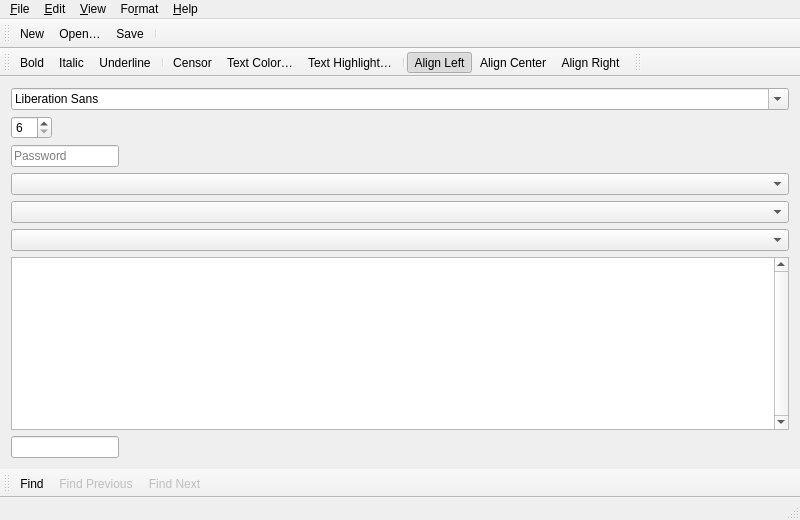
This is qrypted/mainwindow.ui in wahsot/qrypted as Qt 5 draws it before an edit. The edited form follows.
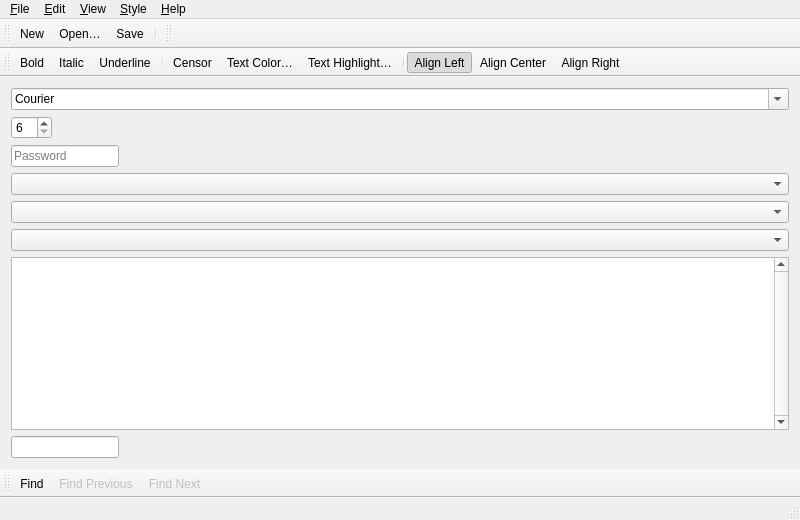
This is the edited form. Icons and pictures are not drawn.

Commit message: Change term ‘Format’ → ‘Style’ Translated Deutch, Français & Españyol

```diff
--- a/qrypted/mainwindow.ui
+++ b/qrypted/mainwindow.ui
@@ -17,7 +17,11 @@
   <widget class="QWidget" name="centralWidget">
    <layout class="QVBoxLayout" name="verticalLayout">
     <item>
-     <widget class="QFontComboBox" name="fontComboBox"/>
+     <widget class="QFontComboBox" name="fontComboBox">
+      <property name="fontFilters">
+       <set>QFontComboBox::MonospacedFonts</set>
+      </property>
+     </widget>
     </item>
     <item>
      <widget class="QSpinBox" name="fontSpinBox">
@@ -142,7 +146,7 @@
    </widget>
    <widget class="QMenu" name="menuFormat">
     <property name="title">
-     <string>Fo&amp;rmat</string>
+     <string>&amp;Style</string>
     </property>
     <addaction name="actionBold"/>
     <addaction name="actionItalic"/>
@@ -188,7 +192,17 @@
    <addaction name="actionSave"/>
    <addaction name="separator"/>
   </widget>
-  <widget class="QStatusBar" name="statusBar"/>
+  <widget class="QToolBar" name="crypToolBar">
+   <property name="windowTitle">
+    <string>toolBar</string>
+   </property>
+   <attribute name="toolBarArea">
+    <enum>TopToolBarArea</enum>
+   </attribute>
+   <attribute name="toolBarBreak">
+    <bool>false</bool>
+   </attribute>
+  </widget>
   <widget class="QToolBar" name="formatToolBar">
    <property name="windowTitle">
     <string>toolBar</string>
@@ -228,17 +242,7 @@
    <addaction name="actionFind_Previous"/>
    <addaction name="actionFind_Next"/>
   </widget>
-  <widget class="QToolBar" name="crypToolBar">
-   <property name="windowTitle">
-    <string>toolBar</string>
-   </property>
-   <attribute name="toolBarArea">
-    <enum>TopToolBarArea</enum>
-   </attribute>
-   <attribute name="toolBarBreak">
-    <bool>false</bool>
-   </attribute>
-  </widget>
+  <widget class="QStatusBar" name="statusBar"/>
   <action name="actionNew">
    <property name="icon">
     <iconset theme="document-new">
```
The commit also changes 7 other files.
